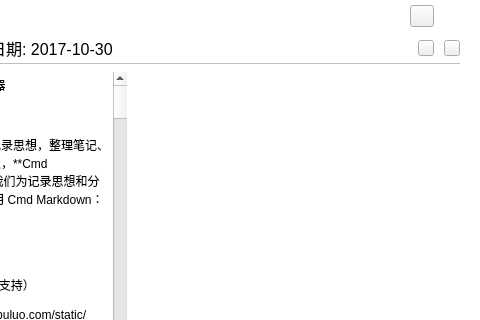
This is views/markdowneditorwidget.ui in Gitnoter/Gitnoter as Qt 5 draws it before an edit; both pictures show x 227 to 707 and y 0 to 320 of the 707 by 428 pixel window. The edited form follows.
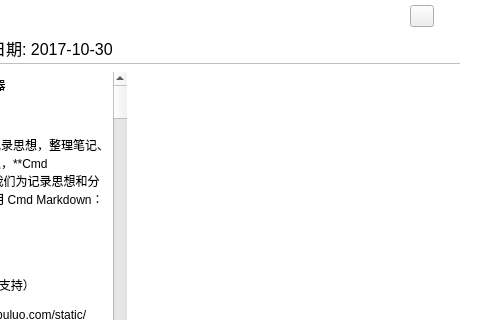
This is the edited form. Icons and pictures are not drawn. Custom widgets are drawn as their Qt base class.

Patch:
```diff
--- a/views/markdowneditorwidget.ui
+++ b/views/markdowneditorwidget.ui
@@ -785,44 +785,6 @@
                </property>
               </spacer>
              </item>
-             <item>
-              <widget class="QPushButton" name="pushButton_recover">
-               <property name="minimumSize">
-                <size>
-                 <width>16</width>
-                 <height>16</height>
-                </size>
-               </property>
-               <property name="maximumSize">
-                <size>
-                 <width>16</width>
-                 <height>16</height>
-                </size>
-               </property>
-               <property name="text">
-                <string/>
-               </property>
-              </widget>
-             </item>
-             <item>
-              <widget class="QPushButton" name="pushButton_delete">
-               <property name="minimumSize">
-                <size>
-                 <width>16</width>
-                 <height>16</height>
-                </size>
-               </property>
-               <property name="maximumSize">
-                <size>
-                 <width>16</width>
-                 <height>16</height>
-                </size>
-               </property>
-               <property name="text">
-                <string/>
-               </property>
-              </widget>
-             </item>
             </layout>
            </widget>
           </widget>
```
Left out of the diff: 16 changed lines with no effect on the pictures.
